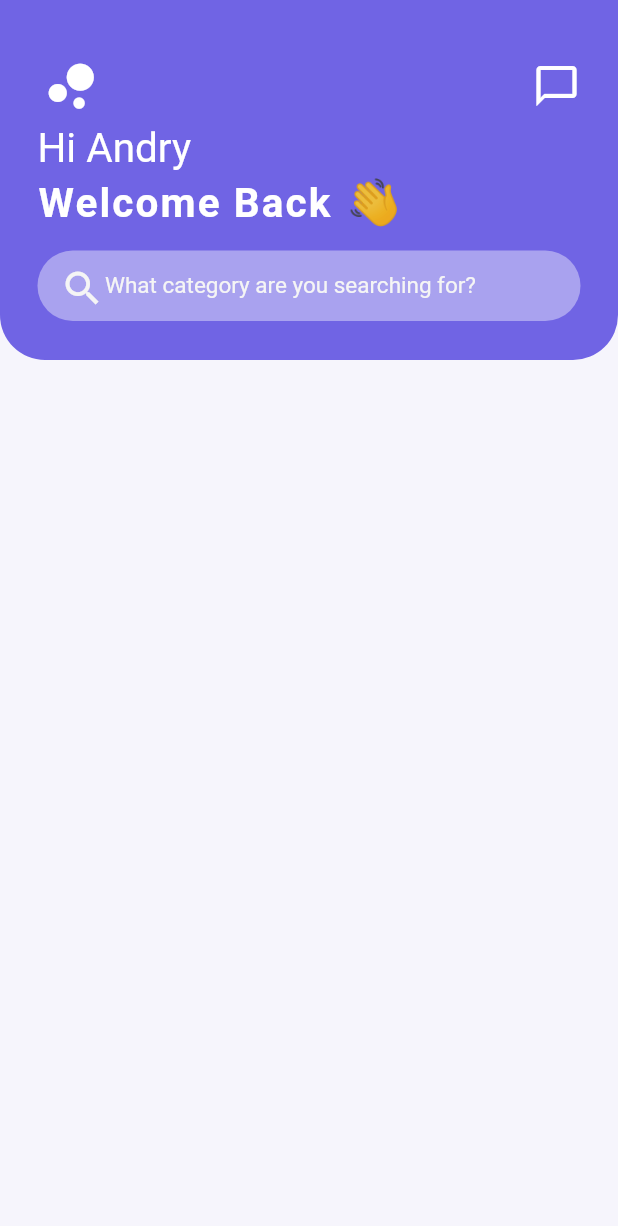
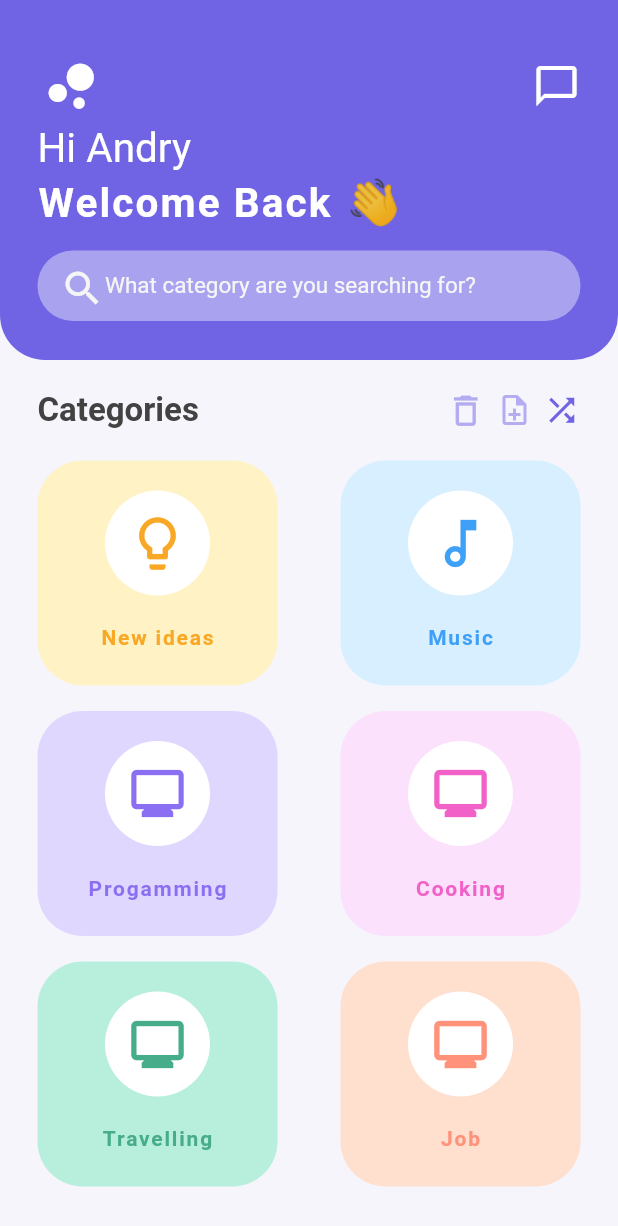
Before and after one commit to AndryJunianto-code/Flutter_BookmarkCategoryUI, a Flutter app: the screen it shows after launch, on a phone screen of 412 x 824 dp. Shown: the top 1226 px of the screen. Run offline on Flutter 3.47's test engine with Material 2 defaults, Android fonts, the phone set to English and light mode, and no system bars.

Commit message:
Catetories List

```diff
--- a/lib/constants/colors.dart
+++ b/lib/constants/colors.dart
@@ -1,5 +1,5 @@
 import 'package:flutter/cupertino.dart';
 import 'package:flutter/material.dart';
 
-const Color kMainPurple = Color.fromARGB(255, 112,100,228);
-const Color kLightGray = Color.fromARGB(255,246, 245, 252);
+const Color kMainPurple = Color.fromARGB(255, 112, 100, 228);
+const Color kLightGray = Color.fromARGB(255, 246, 245, 252);
--- /dev/null
+++ b/lib/models/category.dart
@@ -0,0 +1,10 @@
+import 'package:flutter/cupertino.dart';
+import 'package:flutter/material.dart';
+
+class Category {
+  String title;
+  IconData logo;
+  final Color bgColor;
+  final Color fontColor;
+  Category(this.title, this.logo, this.bgColor, this.fontColor);
+}
--- /dev/null
+++ b/lib/screens/home/category_title.dart
@@ -0,0 +1,28 @@
+import 'package:bookmark_category_ui/constants/colors.dart';
+import 'package:flutter/material.dart';
+
+class CategoryTitle extends StatelessWidget {
+  const CategoryTitle({ Key? key }) : super(key: key);
+
+  @override
+  Widget build(BuildContext context) {
+    return Padding(
+      padding: const EdgeInsets.symmetric(horizontal: 25),
+      child: Row(
+        mainAxisAlignment: MainAxisAlignment.spaceBetween,
+        children: [
+          Text('Categories',style: TextStyle(fontWeight: FontWeight.bold,fontSize: 22,color: Colors.grey[800]),),
+          Row(
+            children: [
+              Icon(Icons.delete_outline,size: 27,color: kMainPurple.withOpacity(0.5),),
+              const SizedBox(width: 7,),
+              Icon(Icons.note_add_outlined,color: kMainPurple.withOpacity(0.5)),
+              const SizedBox(width: 7,),
+              Icon(Icons.shuffle,size: 25,color: kMainPurple,)
+            ],
+          )
+        ],
+      ),
+    );
+  }
+}
--- a/lib/screens/home/home.dart
+++ b/lib/screens/home/home.dart
@@ -1,17 +1,132 @@
 import 'package:bookmark_category_ui/constants/colors.dart';
+import 'package:bookmark_category_ui/models/category.dart';
+import 'package:bookmark_category_ui/screens/home/category_title.dart';
 import 'package:bookmark_category_ui/screens/home/main_hero.dart';
 import 'package:flutter/material.dart';
 
 class Home extends StatelessWidget {
-  const Home({ Key? key }) : super(key: key);
+  List<Category> categories = [
+    Category("New ideas", Icons.lightbulb_outline,
+        Color.fromARGB(255, 255, 243, 198), Colors.yellow[800]!),
+    Category("Music", Icons.music_note_outlined,
+        Color.fromARGB(255, 215, 239, 255), Color.fromARGB(255, 62, 160, 247)),
+    Category("Progamming", Icons.monitor_outlined,
+        Color.fromARGB(255, 224, 215, 255), Color.fromARGB(255, 139, 111, 242)),
+    Category("Cooking", Icons.monitor_outlined,
+        Color.fromARGB(255, 251, 225, 251), Color.fromARGB(255, 241, 97, 199)),
+    Category("Travelling", Icons.monitor_outlined,
+        Color.fromARGB(255, 184, 238, 220), Color.fromARGB(255, 70, 172, 138)),
+    Category("Job", Icons.monitor_outlined, Color.fromARGB(255, 255, 223, 205),
+        Color.fromARGB(255, 254, 146, 122)),
+  ];
 
   @override
   Widget build(BuildContext context) {
     return Scaffold(
       backgroundColor: kLightGray,
-      body: Column(children: [
-        MainHero()
-      ],),
+      body: Column(
+        children: [
+          MainHero(),
+          const SizedBox(
+            height: 20,
+          ),
+          CategoryTitle(),
+          const SizedBox(
+            height: 20,
+          ),
+          Expanded(
+            child: Padding(
+              padding: const EdgeInsets.symmetric(horizontal: 25),
+              child: ListView.builder(
+                itemCount: categories.length.toDouble() ~/ 2,
+                itemBuilder: (_, i) {
+                  int a = 2 * i;
+                  int b = 2 * i + 1;
+                  return Row(
+                    mainAxisAlignment: MainAxisAlignment.spaceBetween,
+                    children: [
+                      Container(
+                        height: 150,
+                        width: 160,
+                        margin: const EdgeInsets.only(bottom: 17),
+                        padding: const EdgeInsets.all(20),
+                        decoration: BoxDecoration(
+                            color: categories[a].bgColor,
+                            borderRadius: BorderRadius.circular(30)),
+                        child: Column(
+                          children: [
+                            Container(
+                              width: 70,
+                              height: 70,
+                              decoration: BoxDecoration(
+                                color: Colors.white,
+                                borderRadius: BorderRadius.circular(50),
+                              ),
+                              child: Icon(
+                                categories[a].logo,
+                                size: 42,
+                                color: categories[a].fontColor,
+                              ),
+                            ),
+                            const SizedBox(
+                              height: 20,
+                            ),
+                            Text(
+                              categories[a].title,
+                              style: TextStyle(
+                                  color: categories[a].fontColor,
+                                  fontWeight: FontWeight.bold,
+                                  fontSize: 14,
+                                  letterSpacing: 1.2),
+                            )
+                          ],
+                        ),
+                      ),
+                      Container(
+                        height: 150,
+                        width: 160,
+                        margin: const EdgeInsets.only(bottom: 17),
+                        padding: const EdgeInsets.all(20),
+                        decoration: BoxDecoration(
+                            color: categories[b].bgColor,
+                            borderRadius: BorderRadius.circular(30)),
+                        child: Column(
+                          children: [
+                            Container(
+                              width: 70,
+                              height: 70,
+                              decoration: BoxDecoration(
+                                color: Colors.white,
+                                borderRadius: BorderRadius.circular(50),
+                              ),
+                              child: Icon(
+                                categories[b].logo,
+                                size: 42,
+                                color: categories[b].fontColor,
+                              ),
+                            ),
+                            const SizedBox(
+                              height: 20,
+                            ),
+                            Text(
+                              categories[b].title,
+                              style: TextStyle(
+                                  color: categories[b].fontColor,
+                                  fontWeight: FontWeight.bold,
+                                  fontSize: 14,
+                                  letterSpacing: 1.2),
+                            )
+                          ],
+                        ),
+                      ),
+                    ],
+                  );
+                },
+              ),
+            ),
+          )
+        ],
+      ),
     );
   }
 }
```
